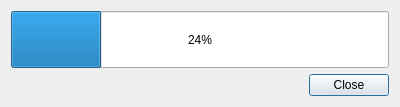
Before: the Qt Designer form progressbardialog.ui in Ogaros/Vkr, drawn with Qt 5.
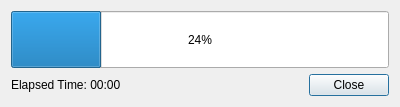
After: the same form once the commit is applied.

The edit to the form file:
```diff
--- a/progressbardialog.ui
+++ b/progressbardialog.ui
@@ -41,6 +41,13 @@
    </item>
    <item>
     <layout class="QHBoxLayout" name="horizontalLayout">
+     <item>
+      <widget class="QLabel" name="elapsedTimeLabel">
+       <property name="text">
+        <string>Elapsed Time: 00:00</string>
+       </property>
+      </widget>
+     </item>
      <item>
       <spacer name="horizontalSpacer">
        <property name="orientation">
```
